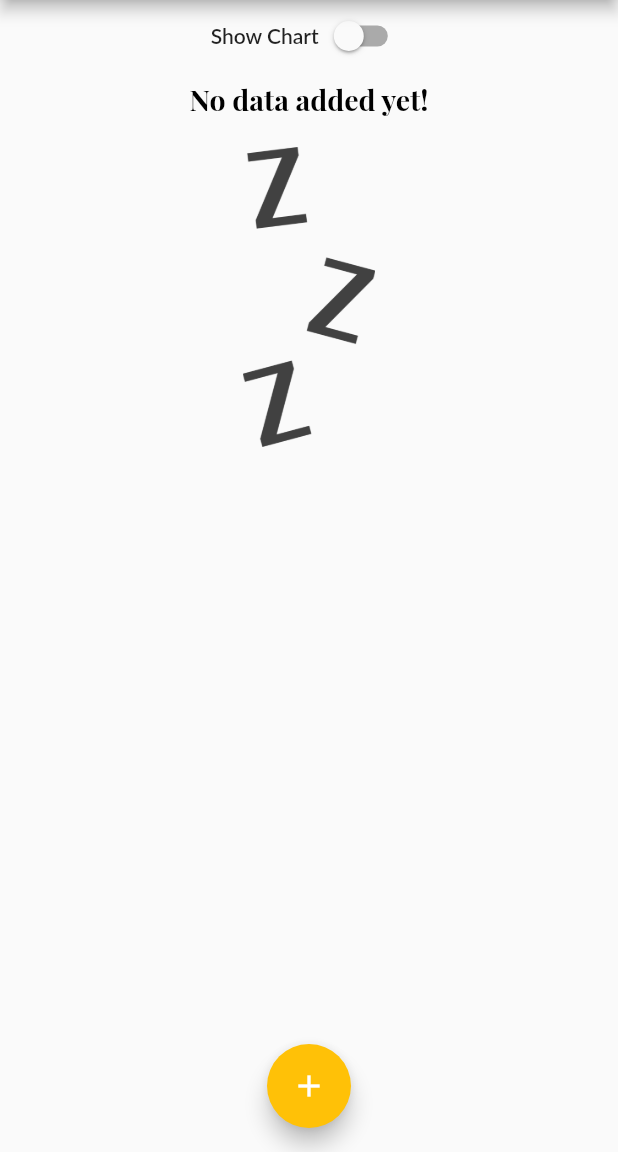
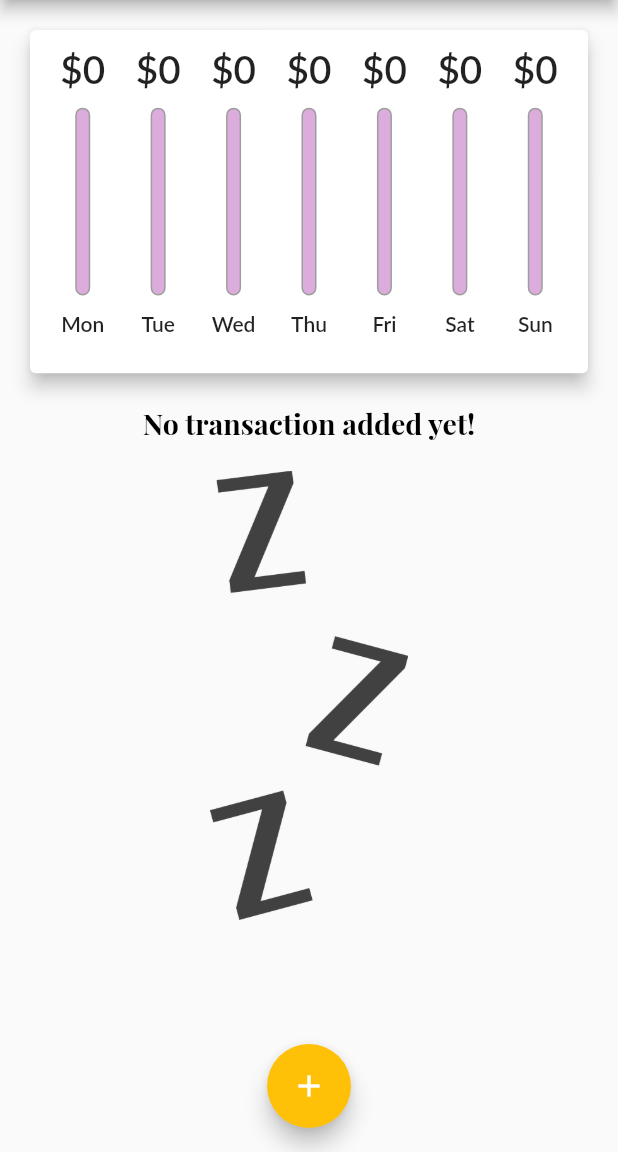
Before and after one commit to devraselhossen/Personal_Expanses_App, a Flutter app: the screen it shows after launch, on a phone screen of 412 x 824 dp, the part 84-1236 px from its top. Run offline on Flutter 3.47's test engine with Material 2 defaults, Android fonts, the light colour scheme and no system bars.

Commit message:
ten commit

```diff
--- a/lib/home.dart
+++ b/lib/home.dart
@@ -16,56 +16,7 @@ class Home extends StatefulWidget {
 
 class _HomeState extends State<Home> {
   bool _showChart = false;
-  final List<Transaction> _userTransactions = [
-    // Transaction(
-    //     id: "t1",
-    //     title: "New Bat",
-    //     amount: 780.50,
-    //     date: DateTime.now(),
-    //     time: ''),
-    // Transaction(
-    //     id: "t2",
-    //     title: "New Ball",
-    //     amount: 120.50,
-    //     date: DateTime.now(),
-    //     time: ''),
-    // Transaction(
-    //     id: "t1",
-    //     title: "New Bat",
-    //     amount: 780.50,
-    //     date: DateTime.now(),
-    //     time: ''),
-    // Transaction(
-    //     id: "t2",
-    //     title: "New Ball",
-    //     amount: 120.50,
-    //     date: DateTime.now(),
-    //     time: ''),
-    // Transaction(
-    //     id: "t1",
-    //     title: "New Bat",
-    //     amount: 780.50,
-    //     date: DateTime.now(),
-    //     time: ''),
-    // Transaction(
-    //     id: "t2",
-    //     title: "New Ball",
-    //     amount: 120.50,
-    //     date: DateTime.now(),
-    //     time: ''),
-    // Transaction(
-    //     id: "t1",
-    //     title: "New Bat",
-    //     amount: 780.50,
-    //     date: DateTime.now(),
-    //     time: ''),
-    // Transaction(
-    //     id: "t2",
-    //     title: "New Ball",
-    //     amount: 120.50,
-    //     date: DateTime.now(),
-    //     time: ''),
-  ];
+  final List<Transaction> _userTransactions = [];
 
   void _addNewTransaction(
       String txTitle, double txAmount, DateTime chosenDate, String choseTime) {
@@ -117,35 +68,62 @@ class _HomeState extends State<Home> {
             icon: Icon(Icons.add))
       ],
     );
+
+    final mediaQuery = MediaQuery.of(context);
+
+    final isLandscape = mediaQuery.orientation == Orientation.landscape;
+
+    final txList = Container(
+        height: (mediaQuery.size.height -
+                _appbar.preferredSize.height -
+                mediaQuery.padding.top) *
+            0.65,
+        child: TransactionList(_userTransactions, _deleteTransaction));
+
     return Scaffold(
       appBar: _appbar,
       body: SingleChildScrollView(
         child: Column(
           crossAxisAlignment: CrossAxisAlignment.stretch,
           children: [
+            if (isLandscape)
               Row(
                 mainAxisAlignment: MainAxisAlignment.center,
                 children: [
-                Text("Show Chart"),
-                Switch(value: _showChart, onChanged: (value) {
+                  Text(
+                    "Show Chart",
+                    style: Theme.of(context).textTheme.titleMedium,
+                  ),
+                  Switch(
+                      activeColor: Theme.of(context).accentColor,
+                      inactiveThumbColor: Colors.black,
+                      inactiveTrackColor: Colors.black.withOpacity(0.5),
+                      value: _showChart,
+                      onChanged: (value) {
                         setState(() {
                           _showChart = value;
                         });
                       })
                 ],
               ),
-            _showChart ? Container(
-                height: (MediaQuery.of(context).size.height -
+            if (isLandscape)
+              _showChart
+                  ? Container(
+                      height: (mediaQuery.size.height -
                               _appbar.preferredSize.height -
-                        MediaQuery.of(context).padding.top) *
+                              mediaQuery.padding.top) *
+                          0.65,
+                      child: Chart(_recentTransactions))
+                  : Text(""),
+            if (isLandscape) txList,
+            if (!isLandscape)
+              Container(
+                  height: (mediaQuery.size.height -
+                          _appbar.preferredSize.height -
+                          mediaQuery.padding.top) *
                       0.35,
-                child: Chart(_recentTransactions))
-           : Container(
-                height: (MediaQuery.of(context).size.height -
-                        _appbar.preferredSize.height -
-                        MediaQuery.of(context).padding.top) *
-                    0.65,
-                child: TransactionList(_userTransactions, _deleteTransaction))
+                  child: Chart(_recentTransactions)),
+            if (!isLandscape) txList,
           ],
         ),
       ),
--- a/lib/widget/new_transaction.dart
+++ b/lib/widget/new_transaction.dart
@@ -1,4 +1,4 @@
-// ignore_for_file: prefer_const_constructors, deprecated_member_use, use_key_in_widget_constructors, prefer_const_constructors_in_immutables, unused_field
+// ignore_for_file: prefer_const_constructors, deprecated_member_use, use_key_in_widget_constructors, prefer_const_constructors_in_immutables, unused_field, unnecessary_brace_in_string_interps
 
 import 'package:flutter/material.dart';
 import 'package:intl/intl.dart';
@@ -25,7 +25,10 @@ class _NewTransactionState extends State<NewTransaction> {
     final enteredTitle = _titleController.text;
     final enteredAmount = double.parse(_amountController.text);
 
-    if (enteredTitle.isEmpty || enteredAmount <= 0 || _selectedDate == null || _selectedTime == null) {
+    if (enteredTitle.isEmpty ||
+        enteredAmount <= 0 ||
+        _selectedDate == null ||
+        _selectedTime == null) {
       return;
     }
     widget.addTx(enteredTitle, enteredAmount, _selectedDate, _selectedTime);
@@ -50,13 +53,11 @@ class _NewTransactionState extends State<NewTransaction> {
   }
 
   void _presentTimePicker() {
-    showTimePicker(
-      context: context,
-      initialTime: TimeOfDay.now()
-    ).then((pickedTime) {
+    showTimePicker(context: context, initialTime: TimeOfDay.now())
+        .then((pickedTime) {
       if (pickedTime == null) {
         return;
-      }else {
+      } else {
         setState(() {
           _selectedTime = pickedTime.format(context).toString();
         });
@@ -66,10 +67,15 @@ class _NewTransactionState extends State<NewTransaction> {
 
   @override
   Widget build(BuildContext context) {
-      return Card(
+    return SingleChildScrollView(
+      child: Card(
         elevation: 5,
         child: Container(
-        padding: EdgeInsets.all(10),
+          padding: EdgeInsets.only(
+              left: 10,
+              right: 10,
+              top: 10,
+              bottom: MediaQuery.of(context).viewInsets.bottom + 10),
           child: Column(
             crossAxisAlignment: CrossAxisAlignment.end,
             children: [
@@ -102,7 +108,8 @@ class _NewTransactionState extends State<NewTransaction> {
                     onPressed: _presentdatePicker,
                     child: Text(
                       "Chose Date",
-                    style: TextStyle(fontSize: 15, fontWeight: FontWeight.bold),
+                      style:
+                          TextStyle(fontSize: 15, fontWeight: FontWeight.bold),
                     ),
                     textColor: Theme.of(context).primaryColor,
                   )
@@ -123,7 +130,8 @@ class _NewTransactionState extends State<NewTransaction> {
                     onPressed: _presentTimePicker,
                     child: Text(
                       "Chose Time",
-                    style: TextStyle(fontSize: 15, fontWeight: FontWeight.bold),
+                      style:
+                          TextStyle(fontSize: 15, fontWeight: FontWeight.bold),
                     ),
                     textColor: Theme.of(context).primaryColor,
                   )
@@ -145,6 +153,7 @@ class _NewTransactionState extends State<NewTransaction> {
             ],
           ),
         ),
+      ),
     );
   }
 }
--- a/lib/widget/transaction_list.dart
+++ b/lib/widget/transaction_list.dart
@@ -1,4 +1,4 @@
-// ignore_for_file: prefer_const_constructors, must_be_immutable, use_key_in_widget_constructors, sized_box_for_whitespace
+// ignore_for_file: prefer_const_constructors, must_be_immutable, use_key_in_widget_constructors, sized_box_for_whitespace, deprecated_member_use
 
 import 'package:flutter/material.dart';
 import 'package:intl/intl.dart';
@@ -13,27 +13,33 @@ class TransactionList extends StatelessWidget {
 
   @override
   Widget build(BuildContext context) {
+    final isLandscape =
+        MediaQuery.of(context).orientation == Orientation.landscape;
+
     return transactions.isEmpty
-        ? Column(
+        ? LayoutBuilder(builder: (ctx, constrains) {
+            return Column(
               children: [
-              SizedBox(
-                height: 5,
-              ),
                 Text(
-                "No data added yet!",
+                  "No transaction added yet!",
                   style: Theme.of(context).textTheme.titleMedium,
                 ),
-              SizedBox(
+                isLandscape
+                    ? SizedBox(
+                        height: 2,
+                      )
+                    : SizedBox(
                         height: 20,
                       ),
                 Container(
-                  height: 200,
+                    height: constrains.maxHeight * 0.6,
                     child: Image.asset(
                       "assets/iamges/waiting.png",
                       fit: BoxFit.cover,
                     ))
               ],
-          )
+            );
+          })
         : ListView.builder(
             itemCount: transactions.length,
             itemBuilder: (ctx, index) {
@@ -65,18 +71,27 @@ class TransactionList extends StatelessWidget {
                           child: Text(
                               DateFormat.yMMMMd()
                                   .format(transactions[index].date),
-                              style: TextStyle(
-                                  color: Colors.grey, fontSize: 12)),
+                              style:
+                                  TextStyle(color: Colors.grey, fontSize: 12)),
                         ),
                         Padding(
                           padding: EdgeInsets.symmetric(vertical: 1),
                           child: Text(transactions[index].time.toString(),
-                              style: TextStyle(
-                                  color: Colors.grey, fontSize: 12)),
+                              style:
+                                  TextStyle(color: Colors.grey, fontSize: 12)),
                         ),
                       ],
                     ),
-                    trailing: IconButton(
+                    trailing: MediaQuery.of(context).size.width > 460
+                        ? FlatButton.icon(
+                            textColor: Theme.of(context).errorColor,
+                            onPressed: () {
+                              deleteTx(transactions[index].id);
+                            },
+                            label: Text("Delete"),
+                            icon: Icon(Icons.delete),
+                          )
+                        : IconButton(
                             onPressed: () {
                               deleteTx(transactions[index].id);
                             },
```
Lines whose indentation alone changed are shown as unchanged.
